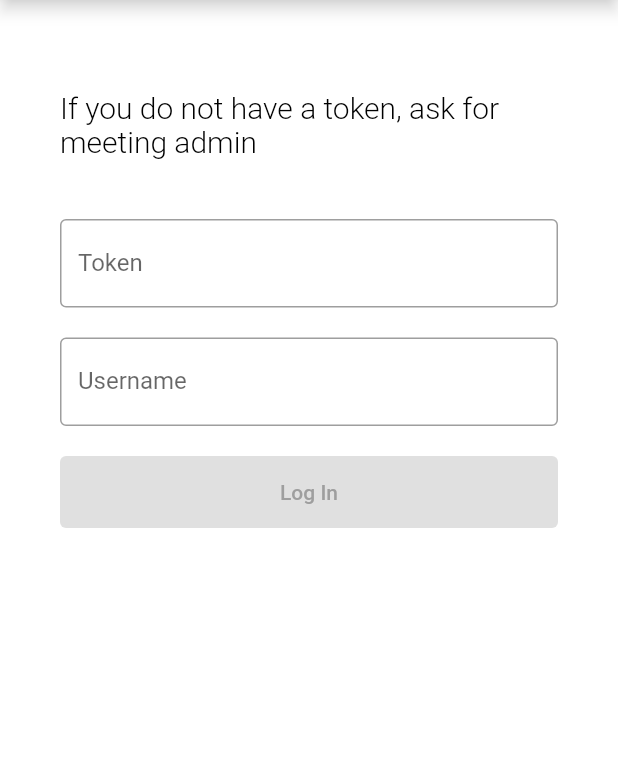
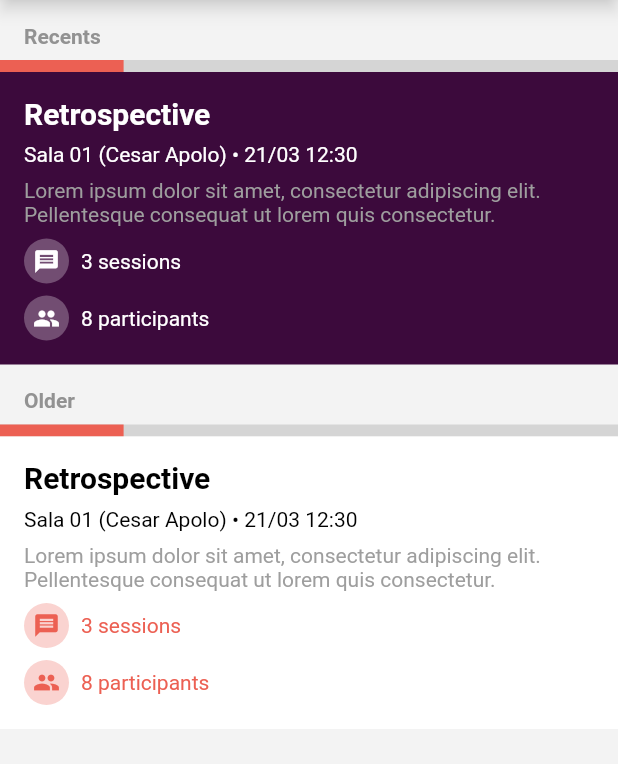
Before and after one commit to paulomenezes/sticky_sessions, a Flutter app: the HomeScreen screen opened by its route, on a phone screen of 412 x 824 dp, the part 84-848 px from its top. Run offline on Flutter 3.47's test engine with Material 2 defaults, Android fonts, the phone set to English and light mode, and no system bars.

Commit message:
feat: home screen layout

```diff
--- /dev/null
+++ b/lib/features/home/components/meeting_card.dart
@@ -0,0 +1,81 @@
+import 'package:flutter/material.dart';
+import 'package:sticky_sessions/utils/constants.dart';
+
+class MeetingCard extends StatefulWidget {
+  final bool isRecent;
+
+  const MeetingCard({Key? key, required this.isRecent}) : super(key: key);
+
+  @override
+  State<MeetingCard> createState() => _MeetingCardState();
+}
+
+class _MeetingCardState extends State<MeetingCard> {
+  Widget iconRow(IconData icon, String text) {
+    return Row(
+      children: [
+        Container(
+            decoration: BoxDecoration(color: (widget.isRecent ? Colors.white : primaryColor).withAlpha(70), shape: BoxShape.circle),
+            child: Padding(
+                padding: const EdgeInsets.all(6),
+                child: Icon(
+                  icon,
+                  color: widget.isRecent ? Colors.white : primaryColor,
+                  size: 18,
+                ))),
+        const SizedBox(
+          width: 8,
+        ),
+        Text(text, style: TextStyle(color: widget.isRecent ? Colors.white : primaryColor)),
+      ],
+    );
+  }
+
+  @override
+  Widget build(BuildContext context) {
+    return Column(
+      crossAxisAlignment: CrossAxisAlignment.stretch,
+      children: [
+        Stack(
+          children: [
+            Container(
+              width: MediaQuery.of(context).size.width,
+              height: 8,
+              color: const Color(0xFFD5D5D5),
+            ),
+            Container(
+              width: MediaQuery.of(context).size.width * 0.2,
+              height: 8,
+              color: primaryColor,
+            ),
+          ],
+        ),
+        Container(
+          color: widget.isRecent ? const Color(0xFF3C0A3C) : Colors.white,
+          padding: const EdgeInsets.all(16),
+          child: Column(
+            crossAxisAlignment: CrossAxisAlignment.start,
+            children: [
+              Text("Retrospective",
+                  style: TextStyle(color: widget.isRecent ? Colors.white : Colors.black, fontWeight: FontWeight.bold, fontSize: 20)),
+              const SizedBox(height: 8),
+              Text("Sala 01 (Cesar Apolo) • 21/03 12:30",
+                  style: TextStyle(
+                    color: widget.isRecent ? Colors.white : Colors.black,
+                  )),
+              const SizedBox(height: 8),
+              const Text("Lorem ipsum dolor sit amet, consectetur adipiscing elit. Pellentesque consequat ut lorem quis consectetur.",
+                  style: TextStyle(
+                    color: Colors.grey,
+                  )),
+              const SizedBox(height: 8),
+              iconRow(Icons.message, "3 sessions"),
+              const SizedBox(height: 8),
+              iconRow(Icons.people, "8 participants"),
+            ],
+          ),
+        )
+      ],
+    );
+  }
+}
--- a/lib/features/home/home_screen.dart
+++ b/lib/features/home/home_screen.dart
@@ -1,7 +1,6 @@
-import 'dart:async';
-
 import 'package:flutter/material.dart';
 import 'package:sticky_sessions/components/main_drawer.dart';
+import 'package:sticky_sessions/features/home/components/meeting_card.dart';
 import 'package:sticky_sessions/utils/constants.dart';
 
 class HomeScreen extends StatefulWidget {
@@ -12,25 +11,6 @@ class HomeScreen extends StatefulWidget {
 }
 
 class _HomeScreenState extends State<HomeScreen> {
-  var textControllerToken = TextEditingController();
-  var textControllerUsername = TextEditingController();
-
-  var isButtonEnabled = false;
-
-  void updateButtonStatus() {
-    setState(() {
-      isButtonEnabled = textControllerToken.text.isNotEmpty && textControllerUsername.text.isNotEmpty;
-    });
-  }
-
-  @override
-  void initState() {
-    super.initState();
-
-    textControllerToken.addListener(() => updateButtonStatus());
-    textControllerUsername.addListener(() => updateButtonStatus());
-  }
-
   @override
   Widget build(BuildContext context) {
     return Scaffold(
@@ -50,45 +30,30 @@ class _HomeScreenState extends State<HomeScreen> {
         ),
         drawer: const MainDrawer(),
         body: Container(
-          color: Colors.white,
-          padding: const EdgeInsets.fromLTRB(40, 60, 40, 0),
+          color: const Color(0xFFF3F3F3),
           child: Column(crossAxisAlignment: CrossAxisAlignment.stretch, children: [
-            const Text(
-              "If you do not have a token, ask for meeting admin",
-              style: TextStyle(fontSize: 20, fontWeight: FontWeight.w300, color: Colors.black, decoration: TextDecoration.none),
+            const Padding(
+                padding: EdgeInsets.fromLTRB(16, 16, 16, 8),
+                child: Text(
+                  "Recents",
+                  style: TextStyle(fontWeight: FontWeight.bold, color: Color(0xFF929292)),
+                )),
+            const MeetingCard(
+              isRecent: true,
             ),
-            const SizedBox(height: 40),
-            TextField(
-              decoration: const InputDecoration(
-                border: OutlineInputBorder(),
-                labelText: 'Token',
+            const Padding(
+                padding: EdgeInsets.fromLTRB(16, 16, 16, 8),
+                child: Text(
+                  "Older",
+                  style: TextStyle(fontWeight: FontWeight.bold, color: Color(0xFF929292)),
+                )),
+            ListView.builder(
+              itemBuilder: (context, index) => const MeetingCard(
+                isRecent: false,
               ),
-              controller: textControllerToken,
+              itemCount: 1,
+              shrinkWrap: true,
             ),
-            const SizedBox(height: 20),
-            TextField(
-              decoration: const InputDecoration(
-                border: OutlineInputBorder(),
-                labelText: 'Username',
-              ),
-              controller: textControllerUsername,
-            ),
-            const SizedBox(height: 20),
-            ElevatedButton(
-              onPressed: isButtonEnabled
-                  ? () {
-                      setState(() {
-                        Timer(const Duration(seconds: 2),
-                            () => Navigator.of(context).pushNamedAndRemoveUntil(routerHome, (Route<dynamic> route) => false));
-                      });
-                    }
-                  : null,
-              style: ElevatedButton.styleFrom(
-                padding: const EdgeInsets.all(16),
-                onSurface: isButtonEnabled ? Colors.white : Colors.grey,
-              ),
-              child: const Text("Log In"),
-            )
           ]),
         ));
   }
```
